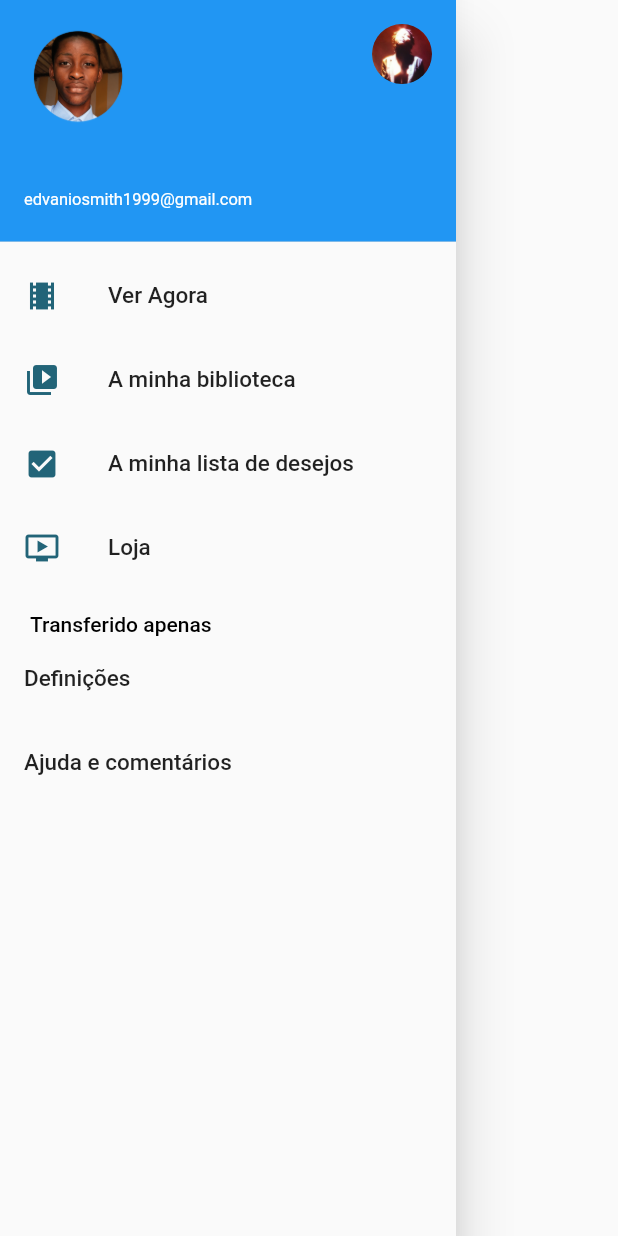
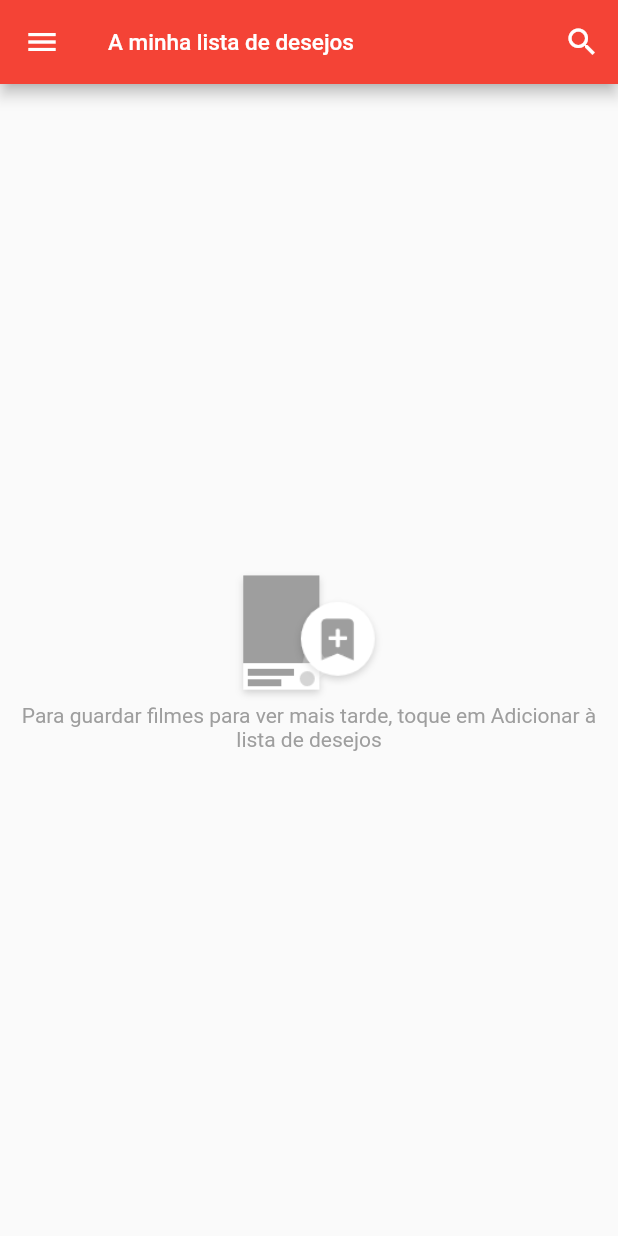
Before and after one commit to Edcassola/Flutter-GooglePlayMovies-UI-Clone, a Flutter app: the Menu widget shown alone on an empty page, opened directly, after a tap on "A minha lista de desejos", on a phone screen of 412 x 824 dp. Run offline on Flutter 3.47's test engine with Material 2 defaults, Android fonts, the phone set to English and light mode, and no system bars.

Commit message:
add WishList Screen

```diff
--- a/lib/Pages/Menu.dart
+++ b/lib/Pages/Menu.dart
@@ -1,4 +1,5 @@
 
+import 'package:GooglePlayMovies/Pages/wish_List.dart';
 import 'package:flutter/material.dart';
 import 'my_Library.dart';
 
@@ -51,7 +52,7 @@ class _MenuState extends State<Menu> {
                         fontWeight: FontWeight.w500),),
                 leading: Icon(Icons.check_box, color: Color.fromRGBO(34, 100, 120, 1),),
                 onTap: () {
-
+                    Navigator.of(context).push(MaterialPageRoute(builder: (BuildContext context) => WishList()),);
                   },
               ),
               ListTile(
--- /dev/null
+++ b/lib/Pages/wish_List.dart
@@ -0,0 +1,36 @@
+import 'package:flutter/material.dart';
+import 'Menu.dart';
+
+class WishList extends StatelessWidget {
+  @override
+  Widget build(BuildContext context) {
+    return Scaffold(
+      appBar: AppBar(
+        backgroundColor: Colors.red,
+        title: Text('A minha lista de desejos', style: TextStyle(fontSize: 15),),
+        actions: <Widget>[
+          IconButton(
+                onPressed: () {},
+                icon: Icon(Icons.search),
+                color: Colors.white,
+                )
+        ],
+      ),
+      drawer: Menu(),
+      body: Column(
+        mainAxisAlignment: MainAxisAlignment.center,
+        children: <Widget>[
+          Container(
+          height: 90,
+          decoration: BoxDecoration(
+          image: DecorationImage(
+          image: AssetImage('assets/images/add.png'),
+        ))
+        ),
+        Text("Para guardar filmes para ver mais tarde, toque em Adicionar à lista de desejos",
+        style: TextStyle(color: Colors.grey), textAlign: TextAlign.center,),],
+
+      )
+    );
+  }
+}
```
